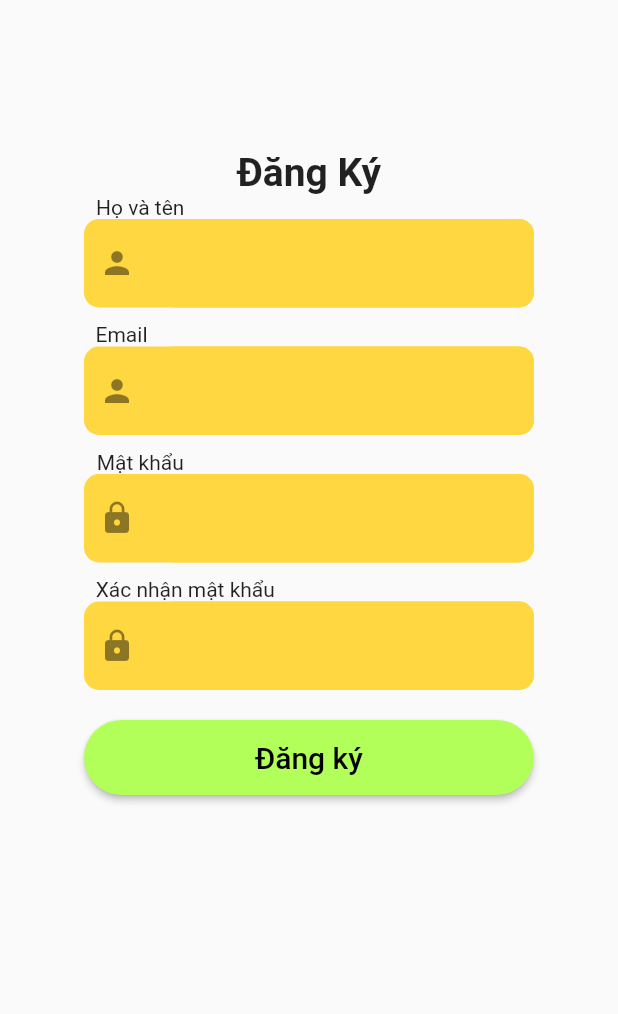
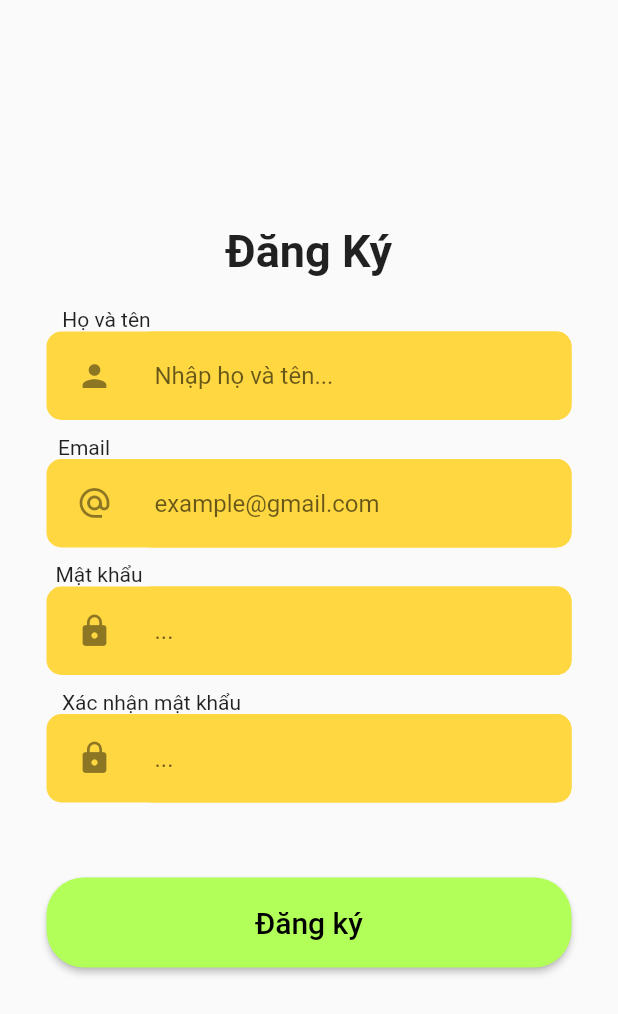
Before and after one commit to adsktin/App_Trac_Nghiem, a Flutter app: the Register screen opened directly, on a phone screen of 412 x 824 dp. Shown: the top 1014 px of the screen. Run offline on Flutter 3.47's test engine with Material 2 defaults, Android fonts, the phone set to English and light mode, and no system bars; our stand-ins replace lottie.

Commit message:
update may that

```diff
--- a/app_trac_nghiem/lib/loading.dart
+++ b/app_trac_nghiem/lib/loading.dart
@@ -15,7 +15,10 @@ class _LoadingState extends State<Loading> {
       body: Center(
         child: Column(
           children: [
-            Lottie.asset('assets/images/monkey_load.json'),
+            Padding(
+              padding: const EdgeInsets.only(top: 200),
+              child: Lottie.asset('assets/images/monkey_load.json'),
+            ),
             const Text(
               'Loading...',
               style: TextStyle(
--- a/app_trac_nghiem/lib/register.dart
+++ b/app_trac_nghiem/lib/register.dart
@@ -1,5 +1,3 @@
-
-
 import 'package:flutter/material.dart';
 
 class Register extends StatefulWidget {
@@ -9,38 +7,39 @@ class Register extends StatefulWidget {
   State<Register> createState() => _RegisterState();
 }
 
-Text _textRegister = const Text(
-  'Đăng Ký',
-  style: TextStyle(fontSize: 26, fontWeight: FontWeight.bold),
-);
-
 class _RegisterState extends State<Register> {
   @override
   Widget build(BuildContext context) {
     return Scaffold(
       body: Center(
-        child: Column(
+        child: ListView(
           children: [
-            Padding(
-              padding: const EdgeInsets.only(top: 100),
-              child: _textRegister,
+            Column(
+              children: [
+                const Padding(
+                  padding: EdgeInsets.only(top: 150),
+                  child: Text(
+                    'Đăng Ký',
+                    style: TextStyle(fontSize: 30, fontWeight: FontWeight.bold),
+                  ),
                 ),
                 const Padding(
-              padding: EdgeInsets.only(right: 225),
+                  padding: EdgeInsets.fromLTRB(0, 20, 270, 0),
                   child: Text(
                     'Họ và tên',
                     style: TextStyle(),
                   ),
                 ),
                 Container(
-              width: 300,
+                  width: 350,
                   decoration: BoxDecoration(
                       borderRadius: BorderRadius.circular(10),
                       color: Colors.amberAccent),
                   child: TextField(
                     decoration: InputDecoration(
+                      hintText: 'Nhập họ và tên...',
                       icon: const Padding(
-                    padding: EdgeInsets.only(left: 10),
+                        padding: EdgeInsets.only(left: 20),
                         child: Icon(Icons.person),
                       ),
                       filled: true,
@@ -52,25 +51,23 @@ class _RegisterState extends State<Register> {
                   ),
                 ),
                 const Padding(
-              padding: EdgeInsets.only(bottom: 10),
-            ),
-            const Padding(
-              padding: EdgeInsets.only(right: 250),
+                  padding: EdgeInsets.fromLTRB(0, 10, 300, 0),
                   child: Text(
                     'Email',
                     style: TextStyle(),
                   ),
                 ),
                 Container(
-              width: 300,
+                  width: 350,
                   decoration: BoxDecoration(
                       borderRadius: BorderRadius.circular(10),
                       color: Colors.amberAccent),
                   child: TextField(
                     decoration: InputDecoration(
+                      hintText: 'example@gmail.com',
                       icon: const Padding(
-                    padding: EdgeInsets.only(left: 10),
-                    child: Icon(Icons.person),
+                        padding: EdgeInsets.only(left: 20),
+                        child: Icon(Icons.alternate_email_outlined),
                       ),
                       filled: true,
                       fillColor: Colors.amberAccent,
@@ -81,25 +78,23 @@ class _RegisterState extends State<Register> {
                   ),
                 ),
                 const Padding(
-              padding: EdgeInsets.only(bottom: 10),
-            ),
-            const Padding(
-              padding: EdgeInsets.only(right: 225),
+                  padding: EdgeInsets.fromLTRB(0, 10, 280, 0),
                   child: Text(
                     'Mật khẩu',
                     style: TextStyle(),
                   ),
                 ),
                 Container(
-              width: 300,
+                  width: 350,
                   decoration: BoxDecoration(
                       borderRadius: BorderRadius.circular(10),
                       color: Colors.amberAccent),
                   child: TextField(
                     obscureText: true,
                     decoration: InputDecoration(
+                      hintText: '...',
                       icon: const Padding(
-                    padding: EdgeInsets.only(left: 10),
+                        padding: EdgeInsets.only(left: 20),
                         child: Icon(Icons.lock),
                       ),
                       filled: true,
@@ -111,25 +106,24 @@ class _RegisterState extends State<Register> {
                   ),
                 ),
                 const Padding(
-              padding: EdgeInsets.only(bottom: 10),
-            ),
-            const Padding(
-              padding: EdgeInsets.only(right: 165),
+                  padding: EdgeInsets.fromLTRB(0, 10, 210, 0),
                   child: Text(
                     'Xác nhận mật khẩu',
                     style: TextStyle(),
                   ),
                 ),
                 Container(
-              width: 300,
+                  width: 350,
+                  margin: EdgeInsets.only(bottom: 50),
                   decoration: BoxDecoration(
                       borderRadius: BorderRadius.circular(10),
                       color: Colors.amberAccent),
                   child: TextField(
                     obscureText: true,
                     decoration: InputDecoration(
+                      hintText: '...',
                       icon: const Padding(
-                    padding: EdgeInsets.only(left: 10),
+                        padding: EdgeInsets.only(left: 20),
                         child: Icon(Icons.lock),
                       ),
                       filled: true,
@@ -140,12 +134,9 @@ class _RegisterState extends State<Register> {
                     ),
                   ),
                 ),
-            const Padding(
-              padding: EdgeInsets.only(bottom: 20),
-            ),
                 SizedBox(
-              width: 300,
-              height: 50,
+                  width: 350,
+                  height: 60,
                   child: ElevatedButton(
                     style: ElevatedButton.styleFrom(
                         foregroundColor: Colors.black,
@@ -164,6 +155,8 @@ class _RegisterState extends State<Register> {
                 ),
               ],
             ),
+          ],
+        ),
       ),
     );
   }
```
Also changed, not shown: app_trac_nghiem/lib/firstscreen.dart (+18 -14 lines), app_trac_nghiem/lib/history.dart (+18 -9 lines), app_trac_nghiem/lib/home.dart (+18 -6 lines), app_trac_nghiem/lib/login.dart (+42 -33 lines), app_trac_nghiem/lib/main.dart (+8 -6 lines), app_trac_nghiem/lib/type_questions.dart (+27 -30 lines), app_trac_nghiem/assets/images/google.png (deleted), app_trac_nghiem/assets/images/google32.png (deleted), app_trac_nghiem/lib/play.dart (added). Lines whose indentation alone changed are shown as unchanged.
